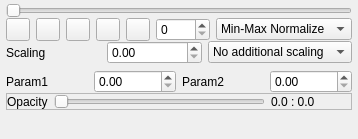
This is Modules/Bundles/org.mitk.gui.qt.diffusionimaging/src/internal/QmitkControlVisualizationPropertiesViewControls.ui in MITK/MITK as Qt 5 draws it before an edit. The edited form follows.
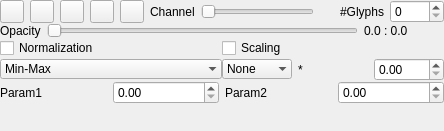
This is the edited form. Custom widgets are drawn as their Qt base class.

Commit message: FIX (#6008): now working nicely

The edit to the form file:
```diff
--- a/Modules/Bundles/org.mitk.gui.qt.diffusionimaging/src/internal/QmitkControlVisualizationPropertiesViewControls.ui
+++ b/Modules/Bundles/org.mitk.gui.qt.diffusionimaging/src/internal/QmitkControlVisualizationPropertiesViewControls.ui
@@ -6,8 +6,8 @@
    <rect>
     <x>0</x>
     <y>0</y>
-    <width>339</width>
-    <height>139</height>
+    <width>444</width>
+    <height>131</height>
    </rect>
   </property>
   <property name="sizePolicy">
@@ -29,30 +29,17 @@
    <property name="spacing">
     <number>0</number>
    </property>
-   <property name="leftMargin">
-    <number>6</number>
+   <property name="margin">
+    <number>0</number>
    </property>
-   <property name="topMargin">
-    <number>3</number>
-   </property>
-   <property name="rightMargin">
-    <number>6</number>
-   </property>
-   <property name="bottomMargin">
-    <number>3</number>
-   </property>
-   <item>
-    <widget class="QSlider" name="m_DisplayIndex">
-     <property name="maximum">
-      <number>300</number>
-     </property>
-     <property name="orientation">
-      <enum>Qt::Horizontal</enum>
-     </property>
-    </widget>
-   </item>
    <item>
     <widget class="QFrame" name="frame_2">
+     <property name="sizePolicy">
+      <sizepolicy hsizetype="Expanding" vsizetype="Preferred">
+       <horstretch>0</horstretch>
+       <verstretch>0</verstretch>
+      </sizepolicy>
+     </property>
      <property name="frameShape">
       <enum>QFrame::NoFrame</enum>
      </property>
@@ -144,36 +131,34 @@
        </widget>
       </item>
       <item>
-       <widget class="QSpinBox" name="m_ShowMaxNumber">
+       <widget class="QLabel" name="label_channel">
+        <property name="text">
+         <string>Channel</string>
+        </property>
+       </widget>
+      </item>
+      <item>
+       <widget class="QSlider" name="m_DisplayIndex">
         <property name="maximum">
-         <number>9999</number>
+         <number>300</number>
         </property>
+        <property name="orientation">
+         <enum>Qt::Horizontal</enum>
+        </property>
        </widget>
       </item>
       <item>
-       <widget class="QComboBox" name="m_NormalizationDropdown">
-        <item>
-         <property name="text">
-          <string>Min-Max Normalize</string>
-         </property>
-        </item>
-        <item>
-         <property name="text">
-          <string>Max Normalize</string>
-         </property>
-        </item>
-        <item>
-         <property name="text">
-          <string>No Normalization</string>
+       <widget class="QFrame" name="m_NumberGlyphsFrame">
+        <property name="frameShape">
+         <enum>QFrame::NoFrame</enum>
+        </property>
+        <property name="frameShadow">
+         <enum>QFrame::Plain</enum>
+        </property>
+        <layout class="QHBoxLayout" name="horizontalLayout_6">
+         <property name="margin">
+          <number>0</number>
          </property>
-        </item>
-        <item>
-         <property name="text">
-          <string>Global-Max Norm.</string>
-         </property>
-        </item>
-       </widget>
-      </item>
       <item>
        <spacer name="horizontalSpacer">
         <property name="orientation">
@@ -181,12 +166,74 @@
         </property>
         <property name="sizeHint" stdset="0">
          <size>
-          <width>40</width>
+             <width>20</width>
           <height>20</height>
          </size>
         </property>
        </spacer>
       </item>
+         <item>
+          <widget class="QLabel" name="label_glyphs">
+           <property name="text">
+            <string>#Glyphs</string>
+           </property>
+          </widget>
+         </item>
+         <item>
+          <widget class="QSpinBox" name="m_ShowMaxNumber">
+           <property name="maximum">
+            <number>9999</number>
+           </property>
+          </widget>
+         </item>
+        </layout>
+       </widget>
+      </item>
+     </layout>
+    </widget>
+   </item>
+   <item>
+    <widget class="QFrame" name="OpacMinFrame">
+     <property name="frameShape">
+      <enum>QFrame::NoFrame</enum>
+     </property>
+     <property name="frameShadow">
+      <enum>QFrame::Plain</enum>
+     </property>
+     <layout class="QHBoxLayout" name="horizontalLayout_4">
+      <property name="margin">
+       <number>0</number>
+      </property>
+      <item>
+       <widget class="QLabel" name="label_4">
+        <property name="text">
+         <string>Opacity</string>
+        </property>
+       </widget>
+      </item>
+      <item>
+       <widget class="QmitkFloatingPointSpanSlider" name="m_OpacitySlider">
+        <property name="maximum">
+         <number>100</number>
+        </property>
+        <property name="orientation">
+         <enum>Qt::Horizontal</enum>
+        </property>
+       </widget>
+      </item>
+      <item>
+       <widget class="QLabel" name="m_OpacityMinFaLabel">
+        <property name="minimumSize">
+         <size>
+          <width>80</width>
+          <height>0</height>
+         </size>
+        </property>
+        <property name="text">
+         <string>0.0 : 0.0</string>
+        </property>
+       </widget>
+      </item>
      </layout>
     </widget>
    </item>
@@ -199,6 +246,9 @@
       <enum>QFrame::Raised</enum>
      </property>
      <layout class="QVBoxLayout" name="verticalLayout_2">
+      <property name="spacing">
+       <number>0</number>
+      </property>
       <property name="margin">
        <number>0</number>
       </property>
@@ -209,32 +259,98 @@
         </property>
         <property name="frameShadow">
          <enum>QFrame::Raised</enum>
+        </property>
+        <layout class="QGridLayout" name="gridLayout">
+         <property name="margin">
+          <number>0</number>
+         </property>
+         <property name="spacing">
+          <number>0</number>
+         </property>
+         <item row="1" column="1">
+          <widget class="QFrame" name="m_ScalingFrame">
+           <property name="frameShape">
+            <enum>QFrame::NoFrame</enum>
+           </property>
+           <property name="frameShadow">
+            <enum>QFrame::Plain</enum>
         </property>
         <layout class="QHBoxLayout" name="horizontalLayout_3">
          <property name="margin">
           <number>0</number>
          </property>
+            <item>
+             <widget class="QComboBox" name="m_AdditionalScaling">
+              <property name="frame">
+               <bool>false</bool>
+              </property>
+              <item>
+               <property name="text">
+                <string>None</string>
+               </property>
+              </item>
+              <item>
+               <property name="text">
+                <string>By GFA</string>
+               </property>
+              </item>
+              <item>
+               <property name="text">
+                <string>By ASR</string>
+               </property>
+              </item>
+             </widget>
+            </item>
          <item>
           <widget class="QLabel" name="label">
-           <property name="sizePolicy">
-            <sizepolicy hsizetype="Preferred" vsizetype="Preferred">
-             <horstretch>0</horstretch>
-             <verstretch>0</verstretch>
-            </sizepolicy>
-           </property>
            <property name="text">
-            <string>Scaling</string>
+               <string>*</string>
            </property>
           </widget>
          </item>
          <item>
           <widget class="QDoubleSpinBox" name="m_ScalingFactor"/>
          </item>
+           </layout>
+          </widget>
+         </item>
+         <item row="0" column="0">
+          <widget class="QCheckBox" name="m_NormalizationCheckbox">
+           <property name="text">
+            <string>Normalization</string>
+           </property>
+          </widget>
+         </item>
+         <item row="0" column="1">
+          <widget class="QCheckBox" name="m_ScalingCheckbox">
+           <property name="text">
+            <string>Scaling</string>
+           </property>
+          </widget>
+         </item>
+         <item row="1" column="0">
+          <widget class="QFrame" name="m_NormalizationFrame">
+           <property name="frameShape">
+            <enum>QFrame::NoFrame</enum>
+           </property>
+           <property name="frameShadow">
+            <enum>QFrame::Plain</enum>
+           </property>
+           <layout class="QHBoxLayout" name="horizontalLayout_5">
+            <property name="spacing">
+             <number>0</number>
+            </property>
+            <property name="margin">
+             <number>0</number>
+            </property>
          <item>
-          <widget class="QComboBox" name="m_AdditionalScaling">
+             <widget class="QComboBox" name="m_NormalizationDropdown">
+              <property name="frame">
+               <bool>false</bool>
+              </property>
            <item>
             <property name="text">
-             <string>No additional scaling</string>
+                <string>Min-Max</string>
             </property>
            </item>
            <item>
@@ -244,9 +360,17 @@
            </item>
            <item>
             <property name="text">
-             <string>Scale by ASR</string>
-            </property>
-           </item>
+                <string>None</string>
+               </property>
+              </item>
+              <item>
+               <property name="text">
+                <string>Global-Max</string>
+               </property>
+              </item>
+             </widget>
+            </item>
+           </layout>
           </widget>
          </item>
         </layout>
@@ -298,51 +422,6 @@
      </layout>
     </widget>
    </item>
-   <item>
-    <widget class="QFrame" name="OpacMinFrame">
-     <property name="frameShape">
-      <enum>QFrame::StyledPanel</enum>
-     </property>
-     <property name="frameShadow">
-      <enum>QFrame::Raised</enum>
-     </property>
-     <layout class="QHBoxLayout" name="horizontalLayout_4">
-      <property name="margin">
-       <number>0</number>
-      </property>
-      <item>
-       <widget class="QLabel" name="label_4">
-        <property name="text">
-         <string>Opacity</string>
-        </property>
-       </widget>
-      </item>
-      <item>
-       <widget class="QmitkFloatingPointSpanSlider" name="m_OpacitySlider">
-        <property name="maximum">
-         <number>100</number>
-        </property>
-        <property name="orientation">
-         <enum>Qt::Horizontal</enum>
-        </property>
-       </widget>
-      </item>
-      <item>
-       <widget class="QLabel" name="m_OpacityMinFaLabel">
-        <property name="minimumSize">
-         <size>
-          <width>80</width>
-          <height>0</height>
-         </size>
-        </property>
-        <property name="text">
-         <string>0.0 : 0.0</string>
-        </property>
-       </widget>
-      </item>
-     </layout>
-    </widget>
-   </item>
    <item>
     <spacer name="spacer1">
      <property name="orientation">
```
Left out of the diff: 4 changed lines with no effect on the pictures. Lines whose indentation alone changed are shown as unchanged. The commit also changes 2 other files.
